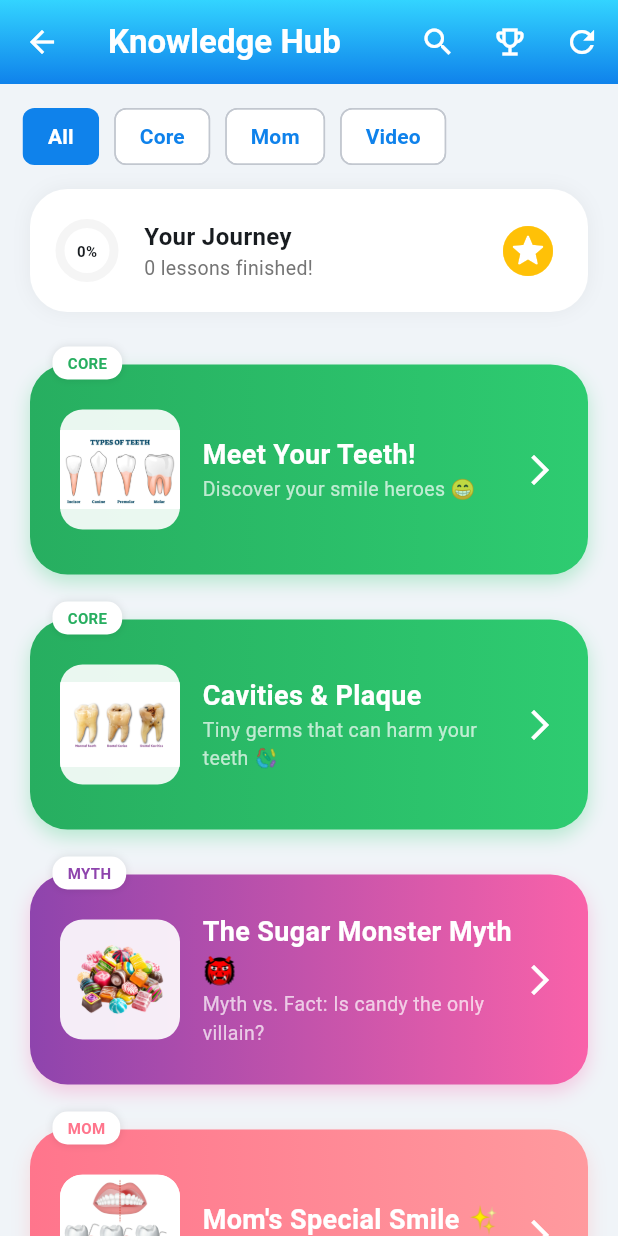
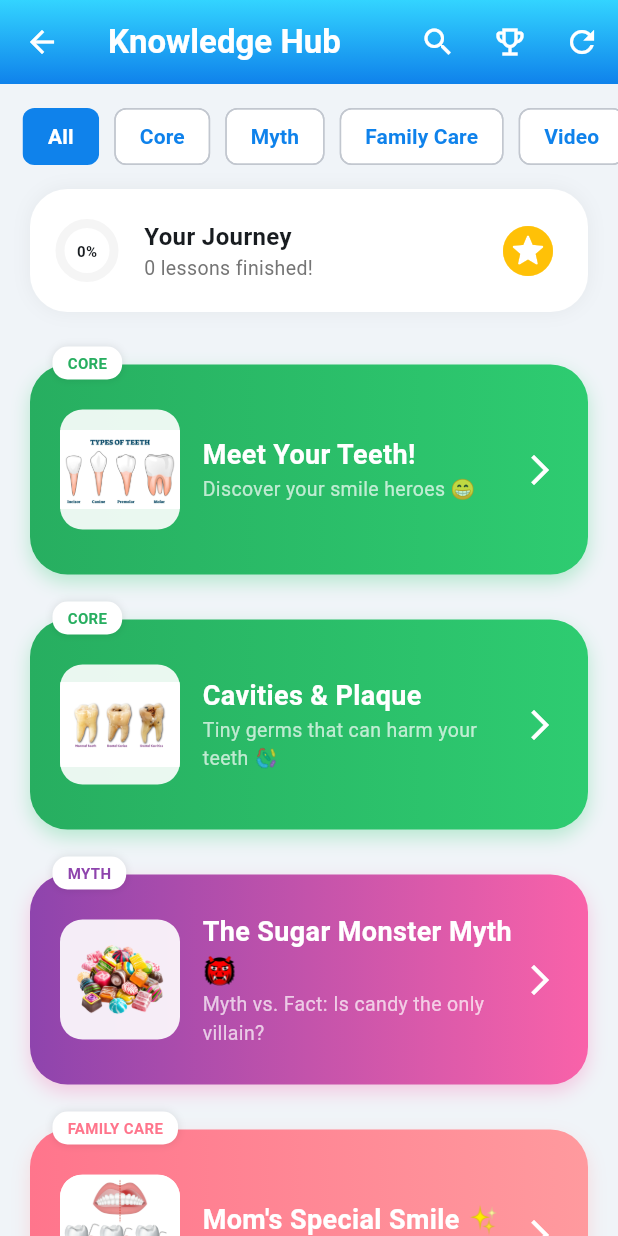
Before and after one commit to nabilashahirah/toothymate, a Flutter app: the ElearningScreen screen opened directly, on a phone screen of 412 x 824 dp. Run offline on Flutter 3.47's test engine with Material 3 defaults, Android fonts, the light colour scheme and no system bars; our stand-ins replace audioplayers, camera, confetti, easy_localization, flip_card, flutter_dotenv and 6 more; missing offline and left inert: ar_flutter_plugin, tflite_flutter; accounts and stored records are empty.

Commit message:
enhance elearning

```diff
--- a/assets/json/lessons_en.json
+++ b/assets/json/lessons_en.json
@@ -25,7 +25,7 @@
   },
   {
     "id": "4",
-    "category": "Mom",
+    "category": "Family Care",
     "title": "Mom's Special Smile ✨",
     "subtitle": "Mission: Protect Mom's Gums",
     "image": "assets/elearning/gum.jpg",
@@ -58,7 +58,7 @@
   },
   {
     "id": "8",
-    "category": "Mom",
+    "category": "Family Care",
     "title": "Strong Teeth Builders 🥦",
     "subtitle": "Eating for two (and for teeth!)",
     "image": "assets/elearning/calcium.png",
@@ -91,7 +91,7 @@
   },
   {
     "id": "12",
-    "category": "Mom",
+    "category": "Family Care",
     "title": "The Morning Sickness Trick 🧼",
     "subtitle": "Protecting teeth from 'Tummy Acid' 🤢",
     "image": "assets/elearning/mom.png",
--- a/assets/translations/en.json
+++ b/assets/translations/en.json
@@ -176,6 +176,8 @@
   "core": "Core",
   "mom": "Mom",
   "video": "Video",
+  "myth": "Myth",
+  "familyCare": "Family Care",
   "yourJourney": "Your Journey",
   "lessonsFinished": "lessons finished!",
   "dentalMasterGraduate": "DENTAL MASTER GRADUATE",
--- a/assets/translations/ms.json
+++ b/assets/translations/ms.json
@@ -176,6 +176,8 @@
   "core": "Teras",
   "mom": "Ibu",
   "video": "Video",
+  "myth": "Mitos",
+  "familyCare": "Penjagaan Keluarga",
   "yourJourney": "Perjalanan Anda",
   "lessonsFinished": "pelajaran tamat!",
   "dentalMasterGraduate": "GRADUAN PAKAR PERGIGIAN",
--- a/lib/views/elearning_screen.dart
+++ b/lib/views/elearning_screen.dart
@@ -166,12 +166,16 @@ class _ElearningScreenState extends State<ElearningScreen> {
   }
 
   void _showBadgeGallery() {
-    Map<String, int> stats = {
-      "Core": completedIds.where((id) => allLessons.any((l) => l.id == id && l.category == "Core")).length,
-      "Myth": completedIds.where((id) => allLessons.any((l) => l.id == id && l.category == "Myth")).length,
-      "Mom": completedIds.where((id) => allLessons.any((l) => l.id == id && l.category == "Mom")).length,
-      "Video": completedIds.where((id) => allLessons.any((l) => l.id == id && l.category == "Video")).length,
-    };
+    // Get unique categories from all lessons to build stats
+    Set<String> uniqueCategories = allLessons.map((lesson) => lesson.category).toSet();
+    Map<String, int> stats = {};
+
+    for (String category in uniqueCategories) {
+      stats[category] = completedIds.where((id) => allLessons.any((l) => l.id == id && l.category == category)).length;
+    }
+
+    // Also include "All" for completeness
+    stats["All"] = completedIds.length;
 
     showModalBottomSheet(
       context: context,
@@ -193,7 +197,7 @@ class _ElearningScreenState extends State<ElearningScreen> {
                   child: Column(mainAxisAlignment: MainAxisAlignment.center, children: [
                     Icon(_getIcon(e.key), color: isDone ? _getColor(e.key) : Colors.grey, size: 40),
                     const SizedBox(height: 8),
-                    Text(e.key, style: TextStyle(fontWeight: FontWeight.bold, color: isDone ? Colors.black : Colors.grey)),
+                    Text(_getCategoryTranslationKey(e.key).tr(), style: TextStyle(fontWeight: FontWeight.bold, color: isDone ? Colors.black : Colors.grey)),
                     Text("${e.value} ${"done".tr()}", style: const TextStyle(fontSize: 12, color: Colors.grey)),
                   ]),
                 );
@@ -206,8 +210,52 @@ class _ElearningScreenState extends State<ElearningScreen> {
     );
   }
 
-  IconData _getIcon(String c) => c == "Core" ? Icons.verified_user : c == "Myth" ? Icons.bolt_rounded : c == "Mom" ? Icons.favorite : Icons.play_circle_filled;
-  Color _getColor(String c) => c == "Core" ? Colors.green : c == "Myth" ? Colors.purple : c == "Mom" ? Colors.pink : Colors.blue;
+  IconData _getIcon(String c) {
+    // Map categories to appropriate icons
+    if (c.toLowerCase().contains("core") || c.toLowerCase().contains("asas")) {
+      return Icons.verified_user;
+    } else if (c.toLowerCase().contains("myth") || c.toLowerCase().contains("mitos")) {
+      return Icons.bolt_rounded;
+    } else if (c.toLowerCase().contains("family") || c.toLowerCase().contains("penjagaan") || c.toLowerCase().contains("mom")) {
+      return Icons.family_restroom;
+    } else if (c.toLowerCase().contains("video")) {
+      return Icons.play_circle_filled;
+    } else {
+      // Default icon for other categories
+      return Icons.help_outline;
+    }
+  }
+
+  String _getCategoryTranslationKey(String category) {
+    if (category.toLowerCase().contains("core") || category.toLowerCase().contains("asas")) {
+      return "core";
+    } else if (category.toLowerCase().contains("myth") || category.toLowerCase().contains("mitos")) {
+      return "myth";
+    } else if (category.toLowerCase().contains("family") || category.toLowerCase().contains("penjagaan") || category.toLowerCase().contains("mom")) {
+      return "familyCare";
+    } else if (category.toLowerCase().contains("video")) {
+      return "video";
+    } else {
+      // Return the category as is if no specific translation key is found
+      return category;
+    }
+  }
+
+  Color _getColor(String c) {
+    // Map categories to appropriate colors
+    if (c.toLowerCase().contains("core") || c.toLowerCase().contains("asas")) {
+      return Colors.green;
+    } else if (c.toLowerCase().contains("myth") || c.toLowerCase().contains("mitos")) {
+      return Colors.purple;
+    } else if (c.toLowerCase().contains("family") || c.toLowerCase().contains("penjagaan") || c.toLowerCase().contains("mom")) {
+      return Colors.pink;
+    } else if (c.toLowerCase().contains("video")) {
+      return Colors.blue;
+    } else {
+      // Default color for other categories
+      return Colors.orange;
+    }
+  }
 
   @override
   Widget build(BuildContext context) {
@@ -238,9 +286,11 @@ class _ElearningScreenState extends State<ElearningScreen> {
   }
 
   Widget _buildFilterBar() {
-    final cats = ["all", "core", "mom", "video"];
-    final catsDisplay = {"all": "All", "core": "Core", "mom": "Mom", "video": "Video"};
-    return SizedBox(height: 70, child: ListView(scrollDirection: Axis.horizontal, padding: const EdgeInsets.symmetric(horizontal: 15, vertical: 15), children: cats.map((c) => Padding(padding: const EdgeInsets.only(right: 10), child: ChoiceChip(label: Text(c.tr()), selected: selectedCategory == catsDisplay[c], onSelected: (v) { setState(() { selectedCategory = catsDisplay[c]!; _applyFilter(); }); }, selectedColor: AppColors.primaryDarkBlue, backgroundColor: Colors.white, showCheckmark: false, labelStyle: TextStyle(color: selectedCategory == catsDisplay[c] ? Colors.white : AppColors.primaryDarkBlue, fontWeight: FontWeight.bold)))).toList()));
+    // Get unique categories from all lessons
+    Set<String> uniqueCategories = allLessons.map((lesson) => lesson.category).toSet();
+    List<String> categories = ["All", ...uniqueCategories.toList()];
+
+    return SizedBox(height: 70, child: ListView(scrollDirection: Axis.horizontal, padding: const EdgeInsets.symmetric(horizontal: 15, vertical: 15), children: categories.map((category) => Padding(padding: const EdgeInsets.only(right: 10), child: ChoiceChip(label: Text(category == "All" ? "all".tr() : _getCategoryTranslationKey(category).tr()), selected: selectedCategory == category, onSelected: (v) { setState(() { selectedCategory = v ? category : "All"; _applyFilter(); }); }, selectedColor: AppColors.primaryDarkBlue, backgroundColor: Colors.white, showCheckmark: false, labelStyle: TextStyle(color: selectedCategory == category ? Colors.white : AppColors.primaryDarkBlue, fontWeight: FontWeight.bold)))).toList()));
   }
 
   Widget _buildProgressHeader() {
@@ -254,13 +304,23 @@ class _ElearningScreenState extends State<ElearningScreen> {
       final colors = _getColors(l.category);
       final done = completedIds.contains(l.id);
       return Stack(clipBehavior: Clip.none, children: [
-        Container(margin: const EdgeInsets.only(bottom: 30), height: 140, decoration: BoxDecoration(borderRadius: BorderRadius.circular(25), gradient: LinearGradient(colors: colors), boxShadow: [BoxShadow(color: colors.last.withOpacity(0.3), blurRadius: 10, offset: const Offset(0, 5))]), child: Material(color: Colors.transparent, child: InkWell(borderRadius: BorderRadius.circular(25), onTap: () async { await Navigator.push(context, MaterialPageRoute(builder: (_) => LessonScreen(lesson: l))); loadData(); }, child: Padding(padding: const EdgeInsets.all(20), child: Row(children: [ Container(width: 80, height: 80, decoration: BoxDecoration(color: Colors.white.withOpacity(0.9), borderRadius: BorderRadius.circular(15)), child: ClipRRect(borderRadius: BorderRadius.circular(15), child: l.category == "Video" ? const Icon(Icons.play_circle_fill, color: Colors.redAccent, size: 50) : Image.asset(l.image, fit: BoxFit.contain))), const SizedBox(width: 15), Expanded(child: Column(mainAxisAlignment: MainAxisAlignment.center, crossAxisAlignment: CrossAxisAlignment.start, children: [Text(l.title, style: const TextStyle(color: Colors.white, fontWeight: FontWeight.bold, fontSize: 18)), Text(l.subtitle, maxLines: 2, style: const TextStyle(color: Colors.white70, fontSize: 13))])), Icon(done ? Icons.stars_rounded : Icons.arrow_forward_ios, color: done ? Colors.amber : Colors.white)]))))),
-        Positioned(top: -12, left: 15, child: Container(padding: const EdgeInsets.symmetric(horizontal: 10, vertical: 4), decoration: BoxDecoration(color: Colors.white, borderRadius: BorderRadius.circular(10), boxShadow: [BoxShadow(color: Colors.black.withOpacity(0.1), blurRadius: 4)]), child: Text(l.category.toUpperCase(), style: TextStyle(color: colors.first, fontWeight: FontWeight.bold, fontSize: 10)))),
+        Container(margin: const EdgeInsets.only(bottom: 30), height: 140, decoration: BoxDecoration(borderRadius: BorderRadius.circular(25), gradient: LinearGradient(colors: colors), boxShadow: [BoxShadow(color: colors.last.withOpacity(0.3), blurRadius: 10, offset: const Offset(0, 5))]), child: Material(color: Colors.transparent, child: InkWell(borderRadius: BorderRadius.circular(25), onTap: () async { await Navigator.push(context, MaterialPageRoute(builder: (_) => LessonScreen(lesson: l))); loadData(); }, child: Padding(padding: const EdgeInsets.all(20), child: Row(children: [ Container(width: 80, height: 80, decoration: BoxDecoration(color: Colors.white.withOpacity(0.9), borderRadius: BorderRadius.circular(15)), child: ClipRRect(borderRadius: BorderRadius.circular(15), child: l.category.toLowerCase().contains("video") ? const Icon(Icons.play_circle_fill, color: Colors.redAccent, size: 50) : Image.asset(l.image, fit: BoxFit.contain))), const SizedBox(width: 15), Expanded(child: Column(mainAxisAlignment: MainAxisAlignment.center, crossAxisAlignment: CrossAxisAlignment.start, children: [Text(l.title, style: const TextStyle(color: Colors.white, fontWeight: FontWeight.bold, fontSize: 18)), Text(l.subtitle, maxLines: 2, style: const TextStyle(color: Colors.white70, fontSize: 13))])), Icon(done ? Icons.stars_rounded : Icons.arrow_forward_ios, color: done ? Colors.amber : Colors.white)]))))),
+        Positioned(top: -12, left: 15, child: Container(padding: const EdgeInsets.symmetric(horizontal: 10, vertical: 4), decoration: BoxDecoration(color: Colors.white, borderRadius: BorderRadius.circular(10), boxShadow: [BoxShadow(color: Colors.black.withOpacity(0.1), blurRadius: 4)]), child: Text(_getCategoryTranslationKey(l.category).tr().toUpperCase(), style: TextStyle(color: colors.first, fontWeight: FontWeight.bold, fontSize: 10)))),
       ]);
     });
   }
 
-  List<Color> _getColors(String c) => c == "Myth" ? AppColors.mythGradient : c == "Mom" ? AppColors.momGradient : c == "Video" ? AppColors.videoGradient : AppColors.coreGradient;
+  List<Color> _getColors(String c) {
+    if (c.toLowerCase().contains("myth") || c.toLowerCase().contains("mitos")) {
+      return AppColors.mythGradient;
+    } else if (c.toLowerCase().contains("family") || c.toLowerCase().contains("penjagaan") || c.toLowerCase().contains("mom")) {
+      return AppColors.momGradient;
+    } else if (c.toLowerCase().contains("video")) {
+      return AppColors.videoGradient;
+    } else {
+      return AppColors.coreGradient;
+    }
+  }
 }
 
 // --- LESSON DETAIL SCREEN ---
@@ -313,7 +373,7 @@ class _LessonScreenState extends State<LessonScreen> {
       _setupTts();
       Future.delayed(const Duration(milliseconds: 500), () {
         if(mounted){
-          String msg = widget.lesson.category == "Video"
+          String msg = widget.lesson.category.toLowerCase().contains("video")
             ? "watchVideoFirst".tr()
             : "${"letsLearnAbout".tr()} ${widget.lesson.title}";
           tts.speak(_removeEmojis(msg));
@@ -400,15 +460,15 @@ class _LessonScreenState extends State<LessonScreen> {
 
   @override
   Widget build(BuildContext context) {
-    bool isVideo = widget.lesson.category == "Video";
-    bool isMyth = widget.lesson.category == "Myth";
+    bool isVideo = widget.lesson.category.toLowerCase().contains("video");
+    bool isMyth = widget.lesson.category.toLowerCase().contains("myth") || widget.lesson.category.toLowerCase().contains("mitos");
 
     return Scaffold(
       backgroundColor: Colors.white,
       appBar: AppBar(flexibleSpace: Container(decoration: const BoxDecoration(gradient: LinearGradient(colors: [AppColors.primaryBlue, AppColors.primaryDarkBlue]))), title: Text(widget.lesson.title, style: const TextStyle(fontWeight: FontWeight.bold, color: Colors.white)), iconTheme: const IconThemeData(color: Colors.white)),
       body: Stack(children: [
         SingleChildScrollView(child: Column(children: [
-          if (isVideo && yt != null) YoutubePlayer(controller: yt!) else Image.asset(widget.lesson.image, height: 250, fit: BoxFit.contain),
+          if (widget.lesson.category.toLowerCase().contains("video") && yt != null) YoutubePlayer(controller: yt!) else Image.asset(widget.lesson.image, height: 250, fit: BoxFit.contain),
           Padding(padding: const EdgeInsets.all(25), child: Column(crossAxisAlignment: CrossAxisAlignment.start, children: [
             if(isVideo) _buildTimerUI(),
             if(isVideo) Padding(
@@ -434,7 +494,7 @@ class _LessonScreenState extends State<LessonScreen> {
             if (isMyth) _buildFlipCard() else RichText(text: widget.lesson.parsedContent),
 
             // 🚀 AI LINK BUTTON (For Core Lessons)
-            if (widget.lesson.category == "Core")
+            if (widget.lesson.category.toLowerCase().contains("core") || widget.lesson.category.toLowerCase().contains("asas"))
               Padding(
                 padding: const EdgeInsets.only(top: 20),
                 child: InkWell(
```
Also changed, not shown: assets/json/lessons_ms.json (+11 -11 lines), lib/providers/chat_provider.dart (+12 -5 lines), lib/views/home_screen.dart (+5 -4 lines).
